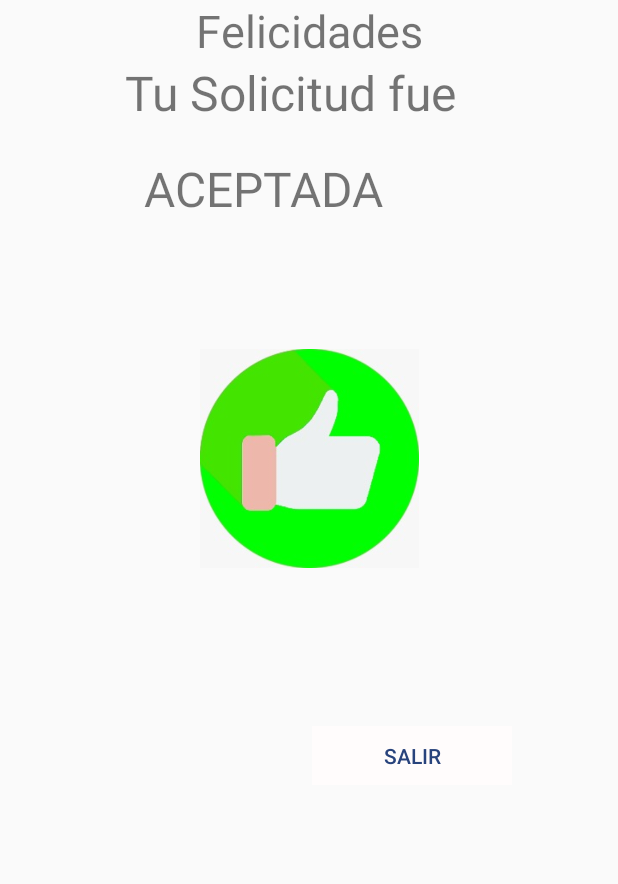
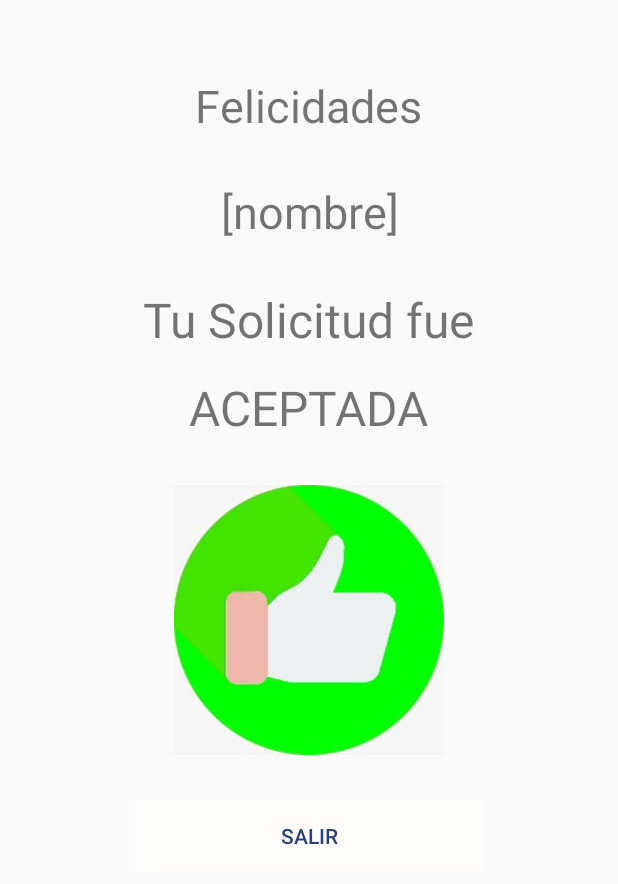
Before and after one commit to SRMichas/SICE, an Android app: the layout fragment_solicitud__aceptada.xml on its own in the app's theme, with its tools: preview values and no code run, on a phone screen of 412 x 824 dp. Shown: the top 884 px of the screen. Run offline under Robolectric (Android 15) with nearby library versions, the phone set to English and light mode, and no system bars.

Commit message:
Student Module Finished

```diff
--- a/app/src/main/res/layout/fragment_solicitud__aceptada.xml
+++ b/app/src/main/res/layout/fragment_solicitud__aceptada.xml
@@ -1,59 +1,56 @@
 <?xml version="1.0" encoding="utf-8"?>
-<androidx.constraintlayout.widget.ConstraintLayout xmlns:android="http://schemas.android.com/apk/res/android"
+<LinearLayout xmlns:android="http://schemas.android.com/apk/res/android"
     xmlns:app="http://schemas.android.com/apk/res-auto"
     android:layout_width="fill_parent"
-    android:layout_height="fill_parent">
+    android:layout_height="fill_parent"
+    android:orientation="vertical"
+    android:gravity="center_horizontal">
 
     <TextView
-        android:layout_width="fill_parent"
+        android:layout_width="wrap_content"
         android:layout_height="wrap_content"
         android:gravity="center"
         android:text="Felicidades"
+        android:textSize="30.0sp"
+        android:layout_marginTop="50dp"
+        android:layout_marginBottom="30dp"/>
+
+    <TextView
+        android:id="@+id/alum_txvgf_ace"
+        android:layout_width="wrap_content"
+        android:layout_height="wrap_content"
+        android:gravity="center"
+        android:text="[nombre]"
         android:textSize="30.0sp" />
 
     <TextView
-        android:id="@+id/textView"
-        android:layout_width="351.0dip"
-        android:layout_height="44.0dip"
-        android:layout_marginLeft="8.0dip"
-        android:layout_marginTop="40.0dip"
-        android:layout_marginRight="8.0dip"
-        android:text="       Tu Solicitud fue"
+        android:layout_width="wrap_content"
+        android:layout_height="wrap_content"
+        android:text="Tu Solicitud fue"
         android:textSize="32.0sp"
-        app:layout_constraintEnd_toEndOf="parent"
-        app:layout_constraintHorizontal_bias="0.428"
-        app:layout_constraintStart_toStartOf="parent"
-        app:layout_constraintTop_toTopOf="parent" />
+        android:layout_marginTop="30dp"
+        android:layout_marginBottom="15dp"/>
 
     <TextView
         android:id="@+id/textView2"
-        android:layout_width="351.0dip"
-        android:layout_height="57.0dip"
-        android:layout_marginLeft="8.0dip"
-        android:layout_marginTop="20.0dip"
-        android:text="           ACEPTADA"
-        android:textSize="32.0sp"
-        app:layout_constraintStart_toStartOf="parent"
-        app:layout_constraintTop_toBottomOf="@id/textView" />
+        android:layout_width="wrap_content"
+        android:layout_height="wrap_content"
+        android:text="ACEPTADA"
+        android:textSize="32.0sp"/>
 
     <ImageView
         android:id="@+id/imageView"
-        android:layout_width="146.0dip"
-        android:layout_height="187.0dip"
-        android:layout_marginTop="212.0dip"
-        app:layout_constraintEnd_toEndOf="parent"
-        app:layout_constraintStart_toStartOf="parent"
-        app:layout_constraintTop_toTopOf="parent"
-        app:srcCompat="@drawable/signo" />
+        android:layout_width="@dimen/fg_ace_sz"
+        android:layout_height="@dimen/fg_ace_sz"
+        app:srcCompat="@drawable/signo"
+        android:layout_marginTop="30dp" />
 
     <Button
         android:id="@+id/salirA"
         style="@style/miStilo"
-        android:layout_width="133.0dip"
-        android:layout_height="39.0dip"
-        android:layout_marginLeft="208.0dip"
-        android:layout_marginTop="484.0dip"
+        android:layout_width="match_parent"
+        android:layout_height="wrap_content"
         android:text="Salir"
-        app:layout_constraintStart_toStartOf="parent"
-        app:layout_constraintTop_toTopOf="parent" />
-</androidx.constraintlayout.widget.ConstraintLayout>
+        android:layout_marginTop="30dp"
+        android:layout_marginHorizontal="90dp"/>
+</LinearLayout>
--- a/app/src/main/res/values/dimens.xml
+++ b/app/src/main/res/values/dimens.xml
@@ -13,4 +13,5 @@
     <dimen name="logo">120.0dip</dimen>
     <dimen name="txv_margin_left">38dp</dimen>
     <dimen name="progress_size">190dp</dimen>
+    <dimen name="fg_ace_sz">180dp</dimen>
 </resources>
```
Also changed, not shown: app/src/main/java/com/sorezel/sice/AlumnoActivity.java (+13 -8 lines), app/src/main/java/com/sorezel/sice/Fragments/AcceptedFragment.java (added, +30 -0 lines), app/src/main/java/com/sorezel/sice/Fragments/LoadingFragment.java (+35 -1 lines), app/src/main/java/com/sorezel/sice/Fragments/MultiFragment.java (added, +35 -0 lines), app/src/main/java/com/sorezel/sice/Fragments/ProcessFragment.java (added, +30 -0 lines), app/src/main/java/com/sorezel/sice/Fragments/RejectedFragment.java (added, +30 -0 lines), app/src/main/java/com/sorezel/sice/Fragments/StatusFragment.java (+28 -0 lines), app/src/main/java/com/sorezel/sice/LoginActivity.java (+9 -3 lines), app/src/main/res/drawable/ic_accessibility.xml (added, +9 -0 lines), app/src/main/res/layout/fragment_empty.xml (added, +23 -0 lines), app/src/main/res/layout/fragment_sol_en_proceso.xml (+16 -5 lines), app/src/main/res/layout/fragment_solicitud__rechazada.xml (+41 -38 lines).
